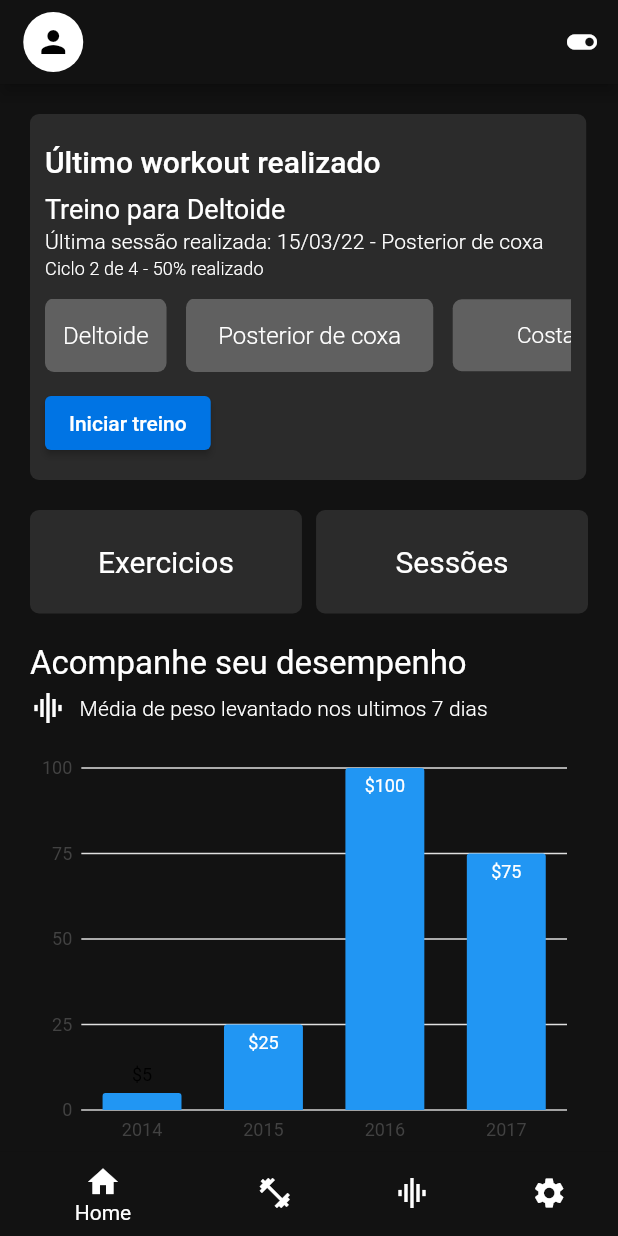
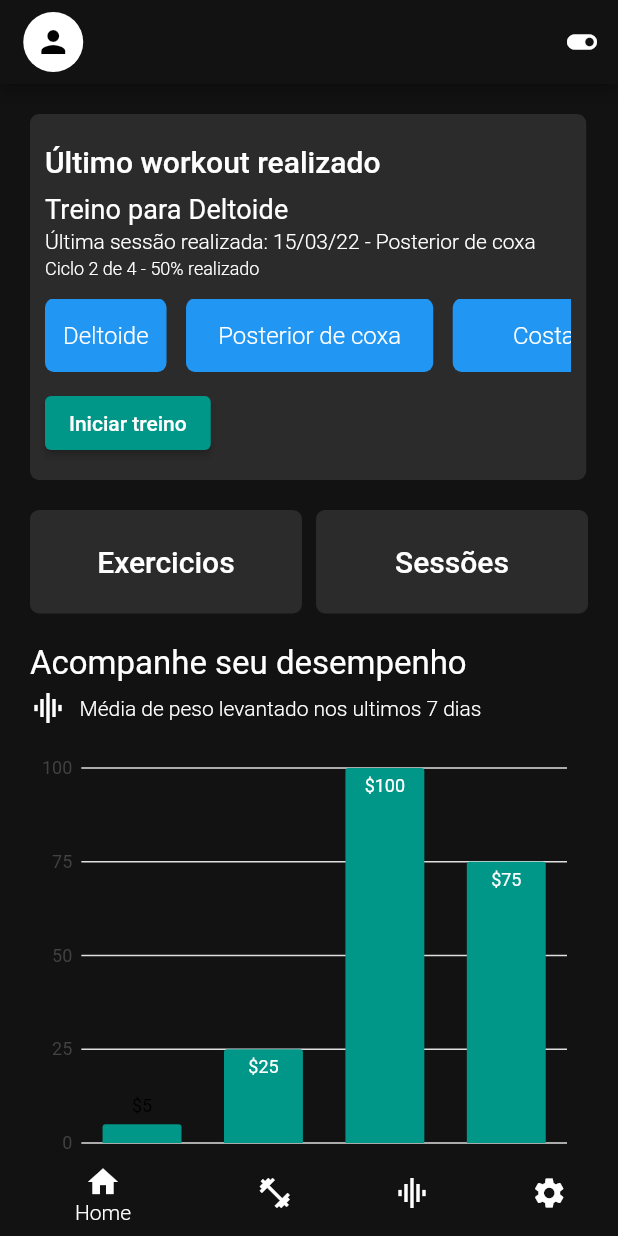
Before and after one commit to tiagoeborsanyi/bubblefit_home, a Flutter app: the screen it shows after launch, on a phone screen of 412 x 824 dp. Run offline on Flutter 3.47's test engine with Material 2 defaults, Android fonts, the phone set to English and light mode, and no system bars; our stand-ins replace charts_flutter.

Commit message:
change theme data style

```diff
--- a/lib/screens/exercises_sessions.dart
+++ b/lib/screens/exercises_sessions.dart
@@ -1,7 +1,5 @@
 import 'package:bubblefit_home/widgets/card_exercise.dart';
 import 'package:flutter/material.dart';
-
-import '../constants.dart';
 
 class ExercisesSessions extends StatelessWidget {
   const ExercisesSessions({
@@ -14,9 +12,11 @@ class ExercisesSessions extends StatelessWidget {
       length: 2,
       child: Scaffold(
         appBar: AppBar(
-          backgroundColor: bPrimaryColor,
-          bottom: const TabBar(
-            tabs: [
+          backgroundColor: Theme.of(context).primaryColor,
+          bottom: TabBar(
+            labelColor: Theme.of(context).colorScheme.primaryVariant,
+            // labelColor: Colors.red,
+            tabs: const [
               Tab(
                 text: 'Exercicios',
               ),
--- a/lib/screens/home_screen.dart
+++ b/lib/screens/home_screen.dart
@@ -53,18 +53,16 @@ class _HomeScreenState extends State<HomeScreen> {
             onPressed: () {
               Provider.of<ThemeModel>(context, listen: false).toogleTheme();
             },
-            icon: const Icon(Icons.toggle_on),
+            icon: Icon(
+              Icons.toggle_on,
+              color: Theme.of(context).iconTheme.color,
+            ),
           ),
         ],
       ),
       bottomNavigationBar: Theme(
         data: Theme.of(context).copyWith(
           canvasColor: Theme.of(context).primaryColor,
-          // textTheme: Theme.of(context).textTheme.copyWith(
-          //       caption: const TextStyle(
-          //         color: Colors.black,
-          //       ),
-          //     ),
         ),
         child: BottomNavigationBar(
           currentIndex: _page,
@@ -76,7 +74,7 @@ class _HomeScreenState extends State<HomeScreen> {
             );
           },
           selectedItemColor: Theme.of(context).textTheme.bodyText1!.color,
-          unselectedItemColor: Colors.white54,
+          unselectedItemColor: Colors.red,
           items: [
             BottomNavigationBarItem(
                 icon: Icon(
--- a/lib/tabs/tab_home.dart
+++ b/lib/tabs/tab_home.dart
@@ -2,8 +2,6 @@ import 'package:bubblefit_home/screens/exercises_sessions.dart';
 import 'package:bubblefit_home/widgets/bloco_workout.dart';
 import 'package:flutter/material.dart';
 import 'package:charts_flutter/flutter.dart' as charts;
-
-import '../constants.dart';
 
 class TabHome extends StatelessWidget {
   const TabHome({
@@ -58,27 +56,18 @@ class TabHome extends StatelessWidget {
           const SizedBox(height: 20),
           Text(
             'Acompanhe seu desempenho',
-            style: Theme.of(context).textTheme.subtitle1?.copyWith(
-                  fontWeight: FontWeight.w400,
-                  color: Colors.white,
-                  fontSize: 22,
-                ),
+            style: Theme.of(context).textTheme.headline3,
           ),
           const SizedBox(height: 5),
           Row(
             children: [
               const Icon(
                 Icons.graphic_eq,
-                color: Colors.white,
               ),
               const SizedBox(width: 9),
               Text(
                 'Média de peso levantado nos ultimos 7 dias',
-                style: Theme.of(context).textTheme.subtitle2?.copyWith(
-                      fontWeight: FontWeight.w300,
-                      color: Colors.white,
-                      fontSize: 14,
-                    ),
+                style: Theme.of(context).textTheme.bodyText2,
               ),
             ],
           ),
@@ -118,7 +107,12 @@ class VerticalBarLabelChart extends StatelessWidget {
       //          insideLabelStyleSpec: new charts.TextStyleSpec(...),
       //          outsideLabelStyleSpec: new charts.TextStyleSpec(...)),
       barRendererDecorator: charts.BarLabelDecorator<String>(),
-      domainAxis: const charts.OrdinalAxisSpec(),
+      domainAxis: const charts.OrdinalAxisSpec(
+        showAxisLine: false,
+        renderSpec: charts.NoneRenderSpec(),
+      ),
+      defaultRenderer: charts.BarLaneRendererConfig(
+          cornerStrategy: const charts.ConstCornerStrategy(30)),
     );
   }
 
@@ -136,6 +130,8 @@ class VerticalBarLabelChart extends StatelessWidget {
           id: 'Sales',
           domainFn: (OrdinalSales sales, _) => sales.year,
           measureFn: (OrdinalSales sales, _) => sales.sales,
+          colorFn: (_, __) => charts.MaterialPalette.teal.shadeDefault,
+          // radiusPxFn: ,
           data: data,
           // Set a label accessor to control the text of the bar label.
           labelAccessorFn: (OrdinalSales sales, _) =>
@@ -172,16 +168,12 @@ class BlocoExercisesSessions extends StatelessWidget {
         padding: const EdgeInsets.symmetric(vertical: 23),
         width: size.width * .44,
         decoration: BoxDecoration(
-          color: bSecondaryColor,
+          color: Theme.of(context).colorScheme.secondary,
           borderRadius: BorderRadius.circular(6),
         ),
         child: Text(
           title,
-          style: Theme.of(context).textTheme.subtitle1?.copyWith(
-                fontWeight: FontWeight.w400,
-                color: Colors.white,
-                fontSize: 20,
-              ),
+          style: Theme.of(context).textTheme.headline4,
         ),
       ),
     );
--- a/lib/theme.dart
+++ b/lib/theme.dart
@@ -3,37 +3,99 @@ import 'package:flutter/material.dart';
 // Provider.of<ThemeModel>(context).currentTheme
 
 ThemeData darkTheme = ThemeData.dark().copyWith(
+    brightness: Brightness.dark,
     primaryColor: const Color(0xFF121212),
     scaffoldBackgroundColor: const Color(0xFF121212),
+    unselectedWidgetColor: Colors.white54,
+
     // accentColor: Color(0xFF2B2B2B),
     colorScheme: ColorScheme.fromSwatch().copyWith(
       secondary: const Color(0xFF2B2B2B),
+      secondaryVariant: const Color(0xFF606060),
+      primary: Colors.teal,
+      primaryVariant: Colors.white,
     ),
     visualDensity: VisualDensity.adaptivePlatformDensity,
     textTheme: const TextTheme(
-    bodyText1: TextStyle(color: Colors.white),
-    bodyText2: TextStyle(color: Colors.white),
-    headline4: TextStyle(color: Colors.white),
+      bodyText1: TextStyle(
+        color: Colors.white,
+        fontSize: 12,
+        fontWeight: FontWeight.w300,
+      ),
+      bodyText2: TextStyle(
+        color: Colors.white,
+        fontSize: 14,
+        fontWeight: FontWeight.w300,
+      ),
+      subtitle1: TextStyle(
+        color: Colors.white,
+        fontSize: 16,
+        fontWeight: FontWeight.w300,
+      ),
+      subtitle2: TextStyle(
+        color: Colors.white,
+        fontSize: 18,
+        fontWeight: FontWeight.w400,
+      ),
+      headline3: TextStyle(
+        color: Colors.white,
+        fontSize: 22,
+        fontWeight: FontWeight.w400,
+      ),
+      headline4: TextStyle(
+        color: Colors.white,
+        fontSize: 20,
+        fontWeight: FontWeight.w500,
+      ),
       headline5: TextStyle(color: Colors.white),
-    headline3: TextStyle(color: Colors.white),
     ),
     appBarTheme: const AppBarTheme(color: Color(0xFF121212)),
-);
+    iconTheme: const IconThemeData(color: Colors.white));
 
 ThemeData lightTheme = ThemeData.light().copyWith(
+  brightness: Brightness.light,
   primaryColor: Colors.white,
   scaffoldBackgroundColor: Colors.white,
   visualDensity: VisualDensity.adaptivePlatformDensity,
   // accentColor: const Color(0xFF2B2B2B),
   colorScheme: ColorScheme.fromSwatch().copyWith(
-    secondary: Colors.amber,
+    secondary: Colors.grey.shade300,
+    secondaryVariant: Colors.grey.shade200,
+    primary: Colors.teal,
+    primaryVariant: Colors.black,
   ),
   textTheme: const TextTheme(
-    bodyText1: TextStyle(color: Colors.black),
-    bodyText2: TextStyle(color: Colors.black),
-    headline4: TextStyle(color: Colors.black),
+    bodyText1: TextStyle(
+      color: Colors.black,
+      fontSize: 12,
+      fontWeight: FontWeight.w300,
+    ),
+    bodyText2: TextStyle(
+      color: Colors.black,
+      fontSize: 14,
+      fontWeight: FontWeight.w300,
+    ),
+    subtitle1: TextStyle(
+      color: Colors.black,
+      fontSize: 16,
+      fontWeight: FontWeight.w300,
+    ),
+    subtitle2: TextStyle(
+      color: Colors.black,
+      fontSize: 18,
+      fontWeight: FontWeight.w400,
+    ),
+    headline4: TextStyle(
+      color: Colors.black,
+      fontSize: 20,
+      fontWeight: FontWeight.w500,
+    ),
     headline5: TextStyle(color: Colors.black),
-    headline3: TextStyle(color: Colors.black),
+    headline3: TextStyle(
+      color: Colors.black,
+      fontSize: 22,
+      fontWeight: FontWeight.w400,
     ),
-  appBarTheme: const AppBarTheme(color: Colors.white),
+  ),
+  appBarTheme: AppBarTheme(color: Colors.grey.shade200),
 );
--- a/lib/widgets/bloco_workout.dart
+++ b/lib/widgets/bloco_workout.dart
@@ -17,7 +17,7 @@ class BlocoWorkout extends StatelessWidget {
       // height: size.height * .3,
       padding: const EdgeInsets.only(top: 10, bottom: 4),
       decoration: BoxDecoration(
-        color: bSecondaryColor,
+        color: Theme.of(context).colorScheme.secondary,
         borderRadius: BorderRadius.circular(6),
       ),
       child: Padding(
@@ -27,38 +27,22 @@ class BlocoWorkout extends StatelessWidget {
           children: [
             Text(
               'Último workout realizado',
-              style: Theme.of(context).textTheme.subtitle1?.copyWith(
-                    fontWeight: FontWeight.w500,
-                    color: Colors.white,
-                    fontSize: 20,
-                  ),
+              style: Theme.of(context).textTheme.headline4,
             ),
             const SizedBox(height: 10),
             Text(
               'Treino para Deltoide',
-              style: Theme.of(context).textTheme.subtitle1?.copyWith(
-                    fontWeight: FontWeight.w400,
-                    color: Colors.white,
-                    fontSize: 18,
-                  ),
+              style: Theme.of(context).textTheme.subtitle2,
             ),
             const SizedBox(height: 3),
             Text(
               'Última sessão realizada: 15/03/22 - Posterior de coxa',
-              style: Theme.of(context).textTheme.subtitle2?.copyWith(
-                    fontWeight: FontWeight.w300,
-                    color: Colors.white,
-                    fontSize: 14,
-                  ),
+              style: Theme.of(context).textTheme.bodyText2,
             ),
             const SizedBox(height: 3),
             Text(
               'Ciclo 2 de 4 - 50% realizado',
-              style: Theme.of(context).textTheme.subtitle2?.copyWith(
-                    fontWeight: FontWeight.w300,
-                    color: Colors.white,
-                    fontSize: 12,
-                  ),
+              style: Theme.of(context).textTheme.bodyText1,
             ),
             const SizedBox(height: 13),
             SingleChildScrollView(
@@ -72,16 +56,12 @@ class BlocoWorkout extends StatelessWidget {
                     padding: const EdgeInsets.symmetric(
                         vertical: 15, horizontal: 12),
                     decoration: BoxDecoration(
-                      color: bTertiaryColor,
+                      color: Theme.of(context).colorScheme.secondaryVariant,
                       borderRadius: BorderRadius.circular(6),
                     ),
                     child: Text(
                       'Deltoide',
-                      style: Theme.of(context).textTheme.subtitle1?.copyWith(
-                            fontWeight: FontWeight.w300,
-                            color: bTextColor,
-                            fontSize: 16,
-                          ),
+                      style: Theme.of(context).textTheme.subtitle1,
                     ),
                   ),
                   const SizedBox(width: 13),
@@ -90,16 +70,12 @@ class BlocoWorkout extends StatelessWidget {
                     width: size.width * .40,
                     padding: const EdgeInsets.symmetric(vertical: 15),
                     decoration: BoxDecoration(
-                      color: bTertiaryColor,
+                      color: Theme.of(context).colorScheme.secondaryVariant,
                       borderRadius: BorderRadius.circular(6),
                     ),
                     child: Text(
                       'Posterior de coxa',
-                      style: Theme.of(context).textTheme.subtitle1?.copyWith(
-                            fontWeight: FontWeight.w300,
-                            color: bTextColor,
-                            fontSize: 16,
-                          ),
+                      style: Theme.of(context).textTheme.subtitle1,
                     ),
                   ),
                   const SizedBox(width: 13),
@@ -108,26 +84,21 @@ class BlocoWorkout extends StatelessWidget {
                     width: size.width * .40,
                     padding: const EdgeInsets.symmetric(vertical: 15),
                     decoration: BoxDecoration(
-                      color: bTertiaryColor,
+                      color: Theme.of(context).colorScheme.secondaryVariant,
                       borderRadius: BorderRadius.circular(6),
                     ),
-                    child: Text(
-                      'Costa supra',
-                      style: Theme.of(context).textTheme.subtitle1?.copyWith(
-                            fontWeight: FontWeight.w300,
-                            color: bTextColor,
-                            fontSize: 15,
-                          ),
-                    ),
+                    child: Text('Costa supra',
+                        style: Theme.of(context).textTheme.subtitle1),
                   ),
                 ],
               ),
             ),
             const SizedBox(height: 10),
             ElevatedButton(
-                onPressed: () {},
-                child: const Text('Iniciar treino'),
-                style: ElevatedButton.styleFrom(primary: bBtnColor)),
+              onPressed: () {},
+              child: const Text('Iniciar treino'),
+              // style: ElevatedButton.styleFrom(primary: bBtnColor),
+            ),
           ],
         ),
       ),
--- a/lib/widgets/card_exercise.dart
+++ b/lib/widgets/card_exercise.dart
@@ -72,7 +72,7 @@ class CardExercise extends StatelessWidget {
                             width: 100,
                             padding: const EdgeInsets.symmetric(vertical: 5),
                             decoration: BoxDecoration(
-                              color: bBtnColor,
+                              color: Colors.teal,
                               borderRadius: BorderRadius.circular(6),
                               // shape: BoxShape.circle,
                             ),
```
Also changed, not shown: lib/widgets/botton_nav_bar.dart (+0 -7 lines). Lines whose indentation alone changed are shown as unchanged.
